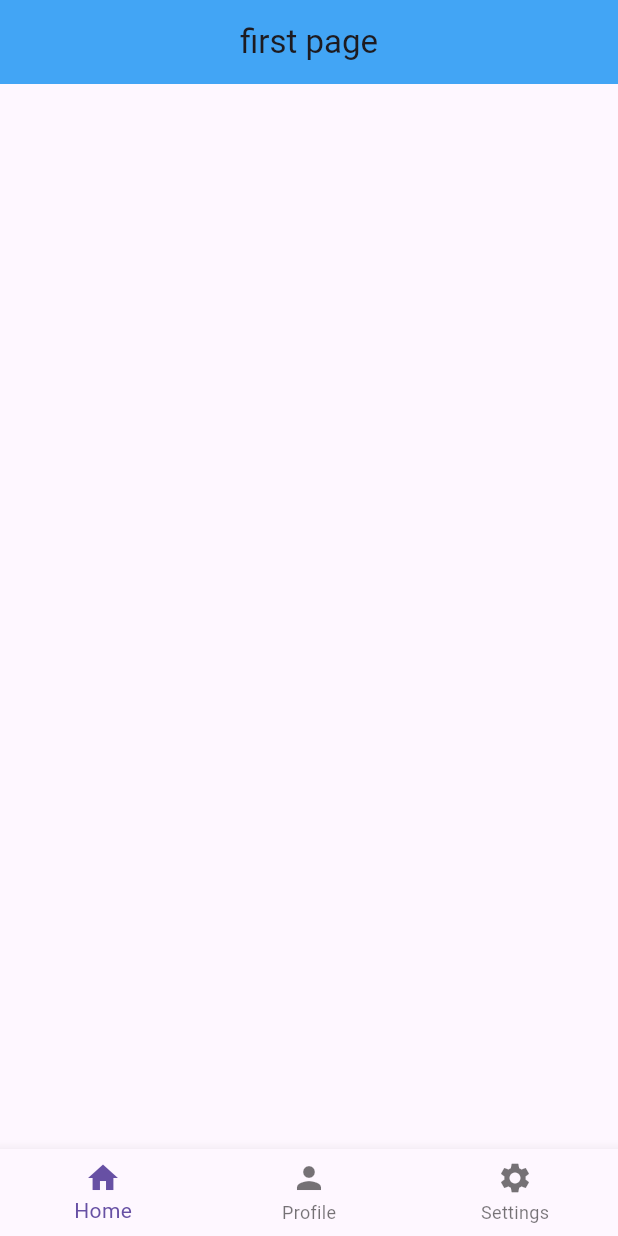
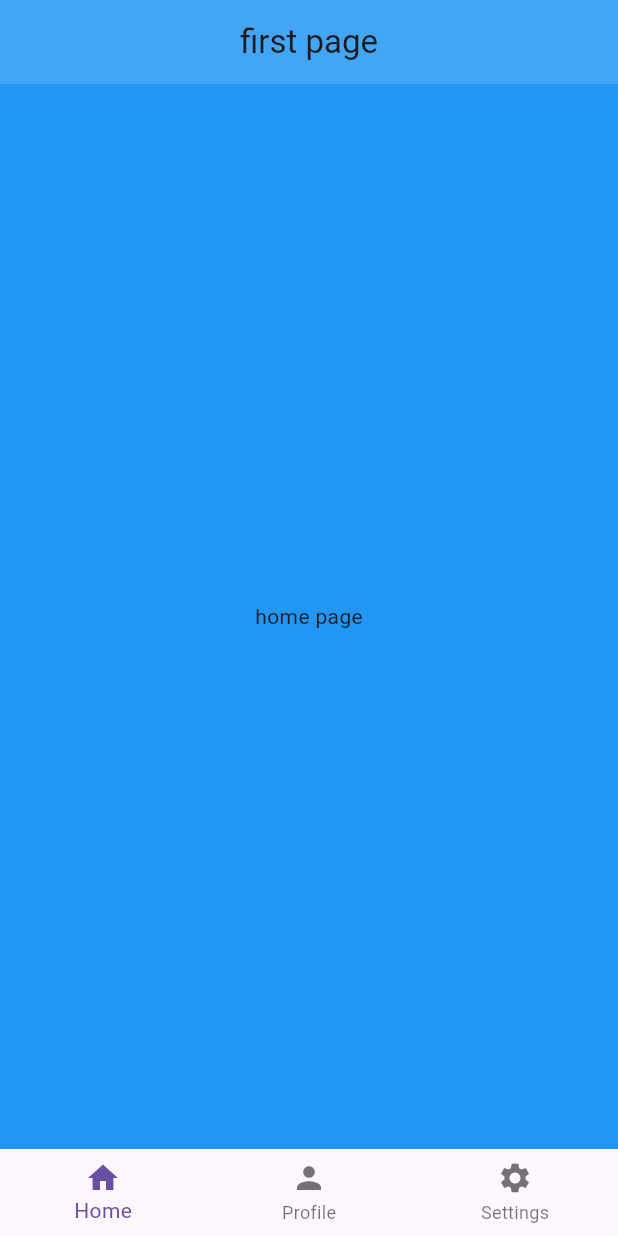
Before and after one commit to yagubhajili/MyFlutterProjects, a Flutter app: the screen it shows after launch, on a phone screen of 412 x 824 dp. Run offline on Flutter 3.47's test engine with Material 3 defaults, Android fonts, the phone set to English and light mode, and no system bars.

Commit message:
navigation botom finished

```diff
--- a/todo_app/lib/pages/first_page.dart
+++ b/todo_app/lib/pages/first_page.dart
@@ -1,44 +1,28 @@
 import 'package:flutter/material.dart';
+import 'package:todo_app/pages/home_page.dart';
+import 'package:todo_app/pages/profile_page.dart';
+import 'package:todo_app/pages/settings_page.dart';
 // import 'package:todo_app/pages/second_page.dart';
 
-class FirstPage extends StatelessWidget {
+class FirstPage extends StatefulWidget {
   const FirstPage({super.key});
 
+  @override
+  State<FirstPage> createState() => _FirstPageState();
+}
+
+class _FirstPageState extends State<FirstPage> {
+  int selectedIndex = 0;
+
+  void navigateBottomBar(int index) {
+    setState(() {
+      selectedIndex = index;
+    });
+  }
+
+  final List pages = [HomePage(), ProfilePage(), SettingsPage()];
+
   // @override
-  // Widget build(BuildContext context) {
-  //   return Scaffold(
-  //     appBar: AppBar(
-  //       title: Text('first page'),
-  //       centerTitle: true,
-  //       backgroundColor: Colors.blue[400],
-  //     ),
-  //     drawer: Drawer(
-  //       backgroundColor: Colors.blue[200],
-  //       child: Column(
-  //         children: [
-  //           DrawerHeader(child: Icon(Icons.favorite, size: 48)),
-  //           ListTile(
-  //             leading: Icon(Icons.home),
-  //             title: Text(' H O M E'),
-  //             onTap: () {
-  //               //to close the drawer when going back
-  //               Navigator.pop(context);
-  //               Navigator.pushNamed(context, '/homepage');
-  //             },
-  //           ),
-  //           ListTile(
-  //             leading: Icon(Icons.settings),
-  //             title: Text(' S E T T I N G S'),
-  //             onTap: () {
-  //               Navigator.pushNamed(context, '/settingspage');
-  //             },
-  //           ),
-  //         ],
-  //       ),
-  //     ),
-  //   );
-  // }
-
   @override
   Widget build(BuildContext context) {
     return Scaffold(
@@ -47,7 +31,10 @@ class FirstPage extends StatelessWidget {
         centerTitle: true,
         backgroundColor: Colors.blue[400],
       ),
+      body: pages[selectedIndex],
       bottomNavigationBar: BottomNavigationBar(
+        currentIndex: selectedIndex,
+        onTap: navigateBottomBar,
         items: [
           BottomNavigationBarItem(icon: Icon(Icons.home), label: 'Home'),
           BottomNavigationBarItem(icon: Icon(Icons.person), label: 'Profile'),
--- a/todo_app/lib/pages/home_page.dart
+++ b/todo_app/lib/pages/home_page.dart
@@ -5,6 +5,9 @@ class HomePage extends StatelessWidget {
 
   @override
   Widget build(BuildContext context) {
-    return Scaffold(body: Center(child: Text('home page')));
+    return Scaffold(
+      backgroundColor: Colors.blue,
+      body: Center(child: Text('home page')),
+    );
   }
 }
--- a/todo_app/lib/pages/profile_page.dart
+++ b/todo_app/lib/pages/profile_page.dart
@@ -5,6 +5,9 @@ class ProfilePage extends StatelessWidget {
 
   @override
   Widget build(BuildContext context) {
-    return Scaffold(body: Center(child: Text('profile page')));
+    return Scaffold(
+      backgroundColor: Colors.red,
+      body: Center(child: Text('profile page')),
+    );
   }
 }
--- a/todo_app/lib/pages/settings_page.dart
+++ b/todo_app/lib/pages/settings_page.dart
@@ -5,6 +5,9 @@ class SettingsPage extends StatelessWidget {
 
   @override
   Widget build(BuildContext context) {
-    return Scaffold(body: Center(child: Text('settings page')));
+    return Scaffold(
+      backgroundColor: Colors.green,
+      body: Center(child: Text('settings page')),
+    );
   }
 }
```
